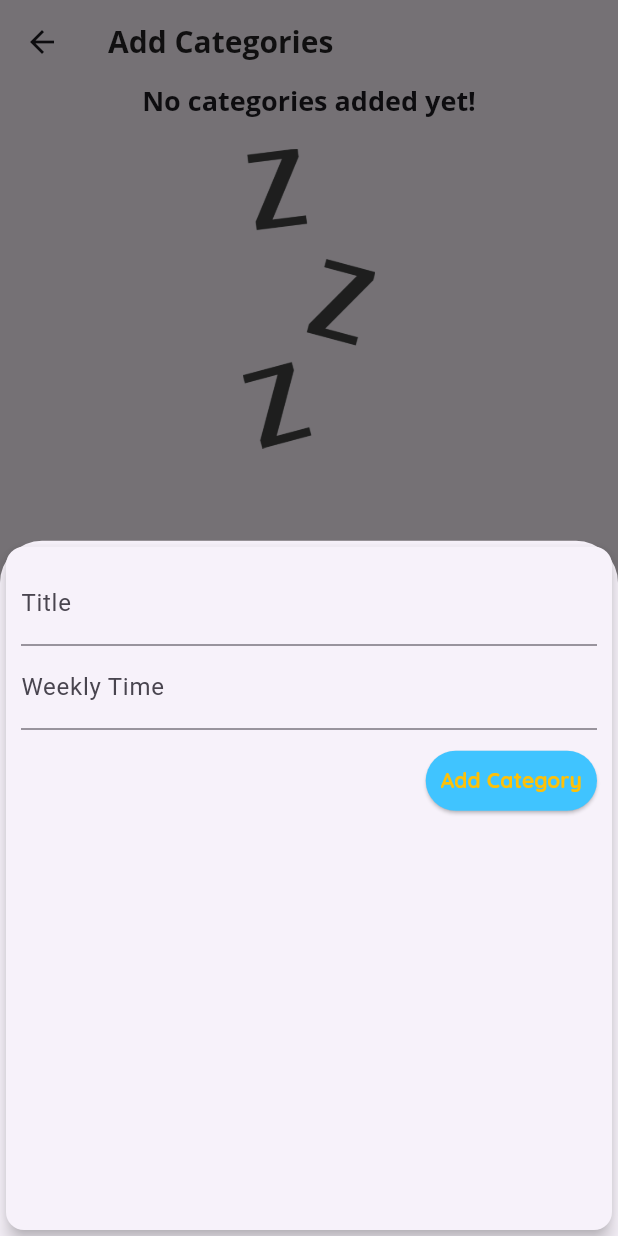
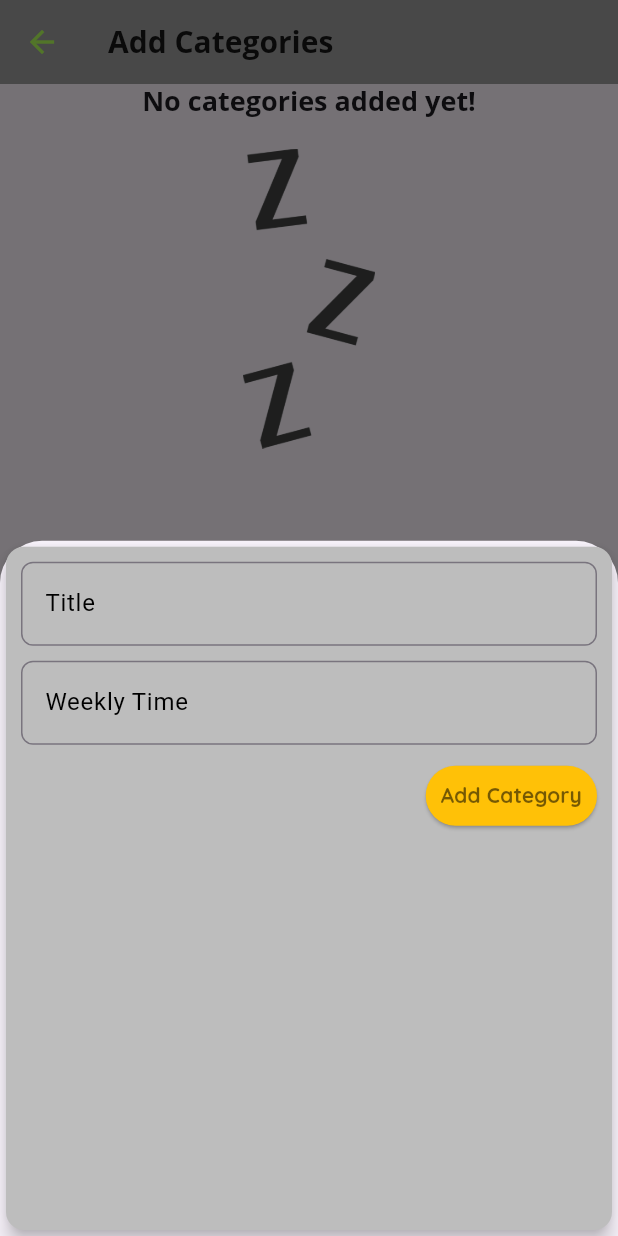
Before and after one commit to HombreOso/first_flutter_project, a Flutter app: the CategoryScreen screen opened by its route, after a tap on the "add" icon, on a phone screen of 412 x 824 dp. Run offline on Flutter 3.47's test engine with Material 2 defaults, Android fonts, the phone set to English and light mode, and no system bars; our stand-ins replace cloud_firestore, dropdown_button2, firebase_auth, firebase_core, image_picker; accounts and stored records are empty; network calls fail.

Commit message:
new design

```diff
--- a/lib/screens/add_categories_screen.dart
+++ b/lib/screens/add_categories_screen.dart
@@ -85,6 +85,8 @@ class _CategoryScreenState extends State<CategoryScreen> {
   Widget build(BuildContext context) {
     return Scaffold(
       appBar: AppBar(
+        backgroundColor: Theme.of(context).canvasColor,
+        foregroundColor: Theme.of(context).primaryColor,
         title: Text('Add Categories'),
       ),
       body: StreamBuilder<QuerySnapshot>(
@@ -141,6 +143,8 @@ class _CategoryScreenState extends State<CategoryScreen> {
         },
       ),
       floatingActionButton: FloatingActionButton(
+        backgroundColor: Theme.of(context).canvasColor,
+        foregroundColor: Theme.of(context).primaryColor,
         child: Icon(Icons.add),
         onPressed: () async => await numberOfCategories >= 5
             ? ScaffoldMessenger.of(context).showSnackBar(
--- a/lib/screens/expenses_screen.dart
+++ b/lib/screens/expenses_screen.dart
@@ -5,7 +5,6 @@ import '../widgets/new_transaction.dart';
 import '../widgets/transaction_list.dart';
 import '../widgets/chart.dart';
 import '../models/transaction.dart';
-
 
 import 'package:cloud_firestore/cloud_firestore.dart';
 import 'package:dropdown_button2/dropdown_button2.dart';
@@ -153,6 +152,8 @@ class _MyHomePageState extends State<MyHomePage> {
   Widget build(BuildContext context) {
     return Scaffold(
       appBar: AppBar(
+        backgroundColor: Colors.grey,
+        foregroundColor: Theme.of(context).primaryColor,
         title: Text(
           'Personal Expenses',
         ),
@@ -268,6 +269,9 @@ class _MyHomePageState extends State<MyHomePage> {
       ),
       floatingActionButtonLocation: FloatingActionButtonLocation.centerFloat,
       floatingActionButton: FloatingActionButton(
+        focusColor: Theme.of(context).canvasColor,
+        backgroundColor: Theme.of(context).canvasColor,
+        foregroundColor: Theme.of(context).primaryColor,
         child: Icon(Icons.add),
         onPressed: () => _startAddNewTransaction(context),
       ),
--- a/lib/widgets/new_category.dart
+++ b/lib/widgets/new_category.dart
@@ -62,6 +62,7 @@ class _NewCategoryState extends State<NewCategory> {
   @override
   Widget build(BuildContext context) {
     return Card(
+      color: Colors.grey[400],
       elevation: 5,
       child: Container(
         padding: EdgeInsets.all(10),
@@ -69,18 +70,36 @@ class _NewCategoryState extends State<NewCategory> {
           crossAxisAlignment: CrossAxisAlignment.end,
           children: <Widget>[
             TextField(
-              decoration: InputDecoration(labelText: 'Title'),
+              decoration: InputDecoration(
+                border: OutlineInputBorder(
+                    borderSide: BorderSide(color: Colors.amber),
+                    borderRadius: BorderRadius.circular(8)),
+                labelText: 'Title',
+                focusColor: Colors.amber,
+                labelStyle: TextStyle(color: Colors.black),
+              ),
               controller: _titleController,
               onSubmitted: (_) => _usedDefaultDate ? null : _submitData(),
+              cursorColor: Colors.amber,
               // onChanged: (val) {
               //   titleInput = val;
               // },
             ),
+            SizedBox(
+              height: 10,
+            ),
             TextField(
-              decoration: InputDecoration(labelText: 'Weekly Time'),
+              decoration: InputDecoration(
+                  border: OutlineInputBorder(
+                      borderSide: BorderSide(color: Colors.amber),
+                      borderRadius: BorderRadius.circular(8)),
+                  labelText: 'Weekly Time',
+                  focusColor: Colors.amber,
+                  labelStyle: TextStyle(color: Colors.black)),
               controller: _amountController,
               keyboardType: TextInputType.number,
               onSubmitted: (_) => _usedDefaultDate ? null : _submitData(),
+              cursorColor: Colors.amber,
               // onChanged: (val) => amountInput = val,
             ),
             SizedBox(
@@ -94,10 +113,8 @@ class _NewCategoryState extends State<NewCategory> {
                 ),
               ),
               style: ButtonStyle(
-                  foregroundColor: MaterialStateProperty.all(
-                      Theme.of(context).secondaryHeaderColor),
-                  backgroundColor:
-                      MaterialStateProperty.all(Theme.of(context).primaryColor),
+                  foregroundColor: MaterialStateProperty.all(Colors.black54),
+                  backgroundColor: MaterialStateProperty.all(Colors.amber),
                   textStyle: MaterialStateProperty.all(Theme.of(context)
                       .textTheme
                       .labelLarge!
```
Also changed, not shown: lib/main.dart (+3 -18 lines), lib/widgets/categories_list.dart (+7 -4 lines).
